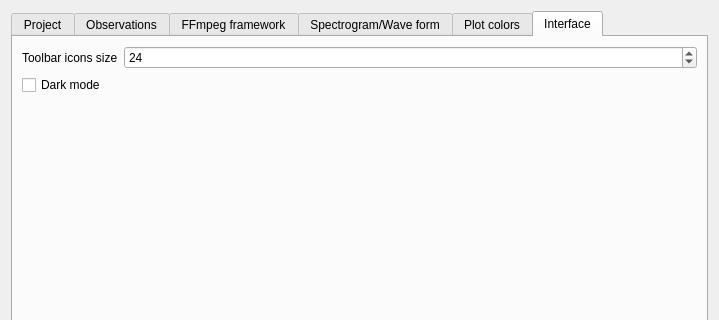
The window that boris/preferences.ui (olivierfriard/BORIS) describes before a commit, drawn with Qt 5; both pictures show x 0 to 719 and y 0 to 320 of the 719 by 554 pixel window.
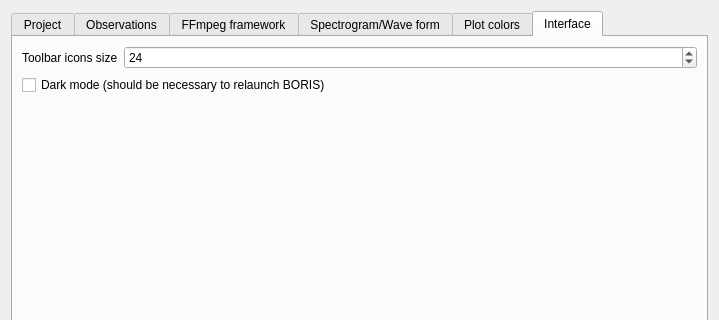
The same window after the commit.

```diff
--- a/boris/preferences.ui
+++ b/boris/preferences.ui
@@ -520,7 +520,7 @@
          <item>
           <widget class="QCheckBox" name="cb_darkmode">
            <property name="text">
-            <string>Dark mode</string>
+            <string>Dark mode (should be necessary to relaunch BORIS)</string>
            </property>
           </widget>
          </item>
```
